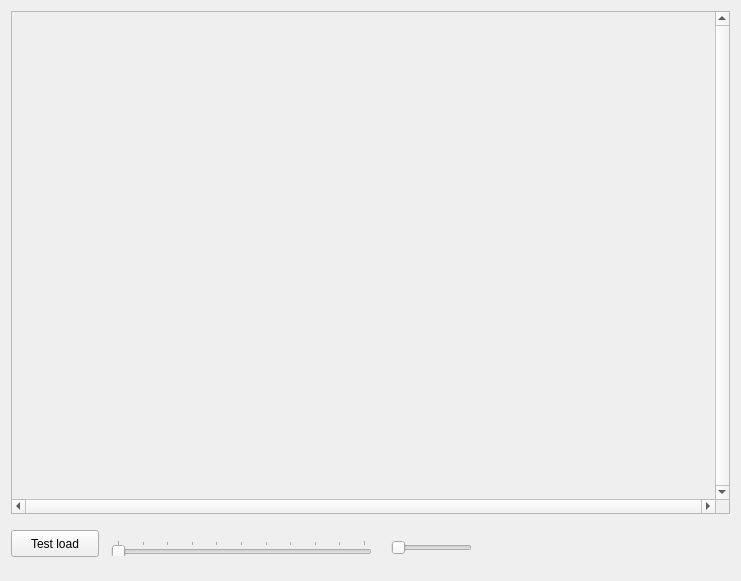
Old version of the form graphviewform.ui in the repository albert-sergeev/FinLoader.
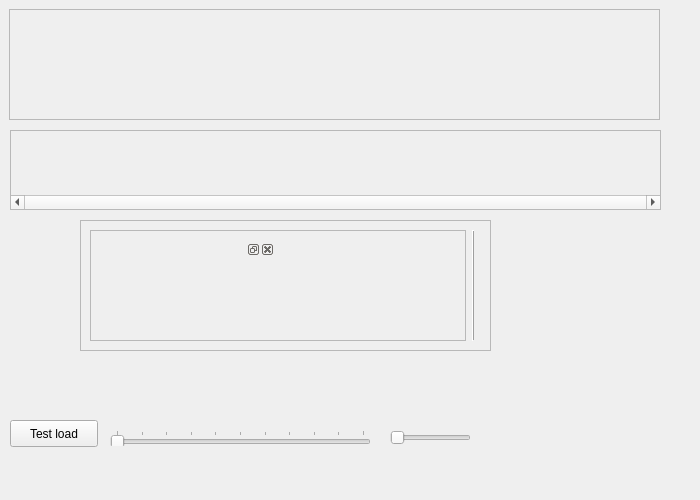
New version of the form.

Diff of the .ui file:
```diff
--- a/graphviewform.ui
+++ b/graphviewform.ui
@@ -6,16 +6,34 @@
    <rect>
     <x>0</x>
     <y>0</y>
-    <width>741</width>
-    <height>581</height>
+    <width>700</width>
+    <height>500</height>
    </rect>
   </property>
+  <property name="minimumSize">
+   <size>
+    <width>700</width>
+    <height>500</height>
+   </size>
+  </property>
+  <property name="maximumSize">
+   <size>
+    <width>16777215</width>
+    <height>16777215</height>
+   </size>
+  </property>
   <property name="windowTitle">
    <string>Form</string>
   </property>
-  <layout class="QVBoxLayout" name="verticalLayout">
-   <item>
     <widget class="QScrollArea" name="scrollArea">
+   <property name="geometry">
+    <rect>
+     <x>9</x>
+     <y>9</y>
+     <width>651</width>
+     <height>111</height>
+    </rect>
+   </property>
      <property name="minimumSize">
       <size>
        <width>50</width>
@@ -23,10 +41,10 @@
       </size>
      </property>
      <property name="verticalScrollBarPolicy">
-      <enum>Qt::ScrollBarAlwaysOn</enum>
+    <enum>Qt::ScrollBarAsNeeded</enum>
      </property>
      <property name="horizontalScrollBarPolicy">
-      <enum>Qt::ScrollBarAlwaysOn</enum>
+    <enum>Qt::ScrollBarAlwaysOff</enum>
      </property>
      <property name="widgetResizable">
       <bool>true</bool>
@@ -36,15 +54,21 @@
        <rect>
         <x>0</x>
         <y>0</y>
-        <width>707</width>
-        <height>491</height>
+      <width>649</width>
+      <height>109</height>
        </rect>
       </property>
      </widget>
     </widget>
-   </item>
-   <item>
     <widget class="QWidget" name="widget" native="true">
+   <property name="geometry">
+    <rect>
+     <x>10</x>
+     <y>410</y>
+     <width>723</width>
+     <height>50</height>
+    </rect>
+   </property>
      <property name="minimumSize">
       <size>
        <width>0</width>
@@ -103,8 +127,98 @@
       </property>
      </widget>
     </widget>
-   </item>
-  </layout>
+  <widget class="QScrollArea" name="scrollArea_2">
+   <property name="geometry">
+    <rect>
+     <x>10</x>
+     <y>130</y>
+     <width>651</width>
+     <height>80</height>
+    </rect>
+   </property>
+   <property name="horizontalScrollBarPolicy">
+    <enum>Qt::ScrollBarAlwaysOn</enum>
+   </property>
+   <property name="widgetResizable">
+    <bool>true</bool>
+   </property>
+   <widget class="QWidget" name="scrollAreaWidgetContents_2">
+    <property name="geometry">
+     <rect>
+      <x>0</x>
+      <y>0</y>
+      <width>649</width>
+      <height>64</height>
+     </rect>
+    </property>
+   </widget>
+  </widget>
+  <widget class="QFrame" name="frame">
+   <property name="geometry">
+    <rect>
+     <x>80</x>
+     <y>220</y>
+     <width>411</width>
+     <height>131</height>
+    </rect>
+   </property>
+   <property name="frameShape">
+    <enum>QFrame::StyledPanel</enum>
+   </property>
+   <property name="frameShadow">
+    <enum>QFrame::Raised</enum>
+   </property>
+   <layout class="QHBoxLayout" name="horizontalLayout">
+    <item>
+     <widget class="QFrame" name="frame_2">
+      <property name="frameShape">
+       <enum>QFrame::StyledPanel</enum>
+      </property>
+      <property name="frameShadow">
+       <enum>QFrame::Raised</enum>
+      </property>
+      <layout class="QHBoxLayout" name="horizontalLayout_2">
+       <item>
+        <widget class="QDockWidget" name="dockWidget">
+         <widget class="QWidget" name="dockWidgetContents"/>
+        </widget>
+       </item>
+       <item>
+        <widget class="QDockWidget" name="dockWidget_2">
+         <property name="features">
+          <set>QDockWidget::DockWidgetMovable</set>
+         </property>
+         <widget class="QWidget" name="dockWidgetContents_2"/>
+        </widget>
+       </item>
+      </layout>
+     </widget>
+    </item>
+    <item>
+     <widget class="QFrame" name="frame_4">
+      <property name="frameShape">
+       <enum>QFrame::VLine</enum>
+      </property>
+      <property name="frameShadow">
+       <enum>QFrame::Raised</enum>
+      </property>
+     </widget>
+    </item>
+    <item>
+     <widget class="QFrame" name="frame_3">
+      <property name="frameShape">
+       <enum>QFrame::StyledPanel</enum>
+      </property>
+      <property name="frameShadow">
+       <enum>QFrame::Raised</enum>
+      </property>
+      <property name="midLineWidth">
+       <number>1</number>
+      </property>
+     </widget>
+    </item>
+   </layout>
+  </widget>
  </widget>
  <resources/>
  <connections/>
```
Lines whose indentation alone changed are shown as unchanged.
